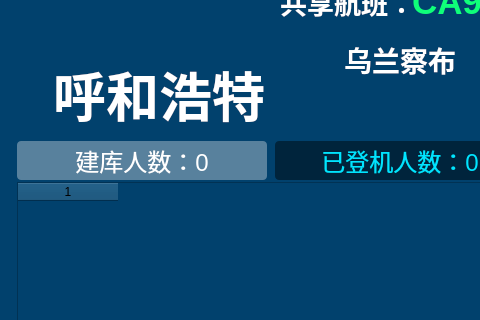
Qt form BoardingControl_Linux/UI_Classes/flightenquires.ui (17719543022/Review) before a commit; both pictures show x 0 to 480 and y 220 to 540 of the 800 by 1280 pixel window.
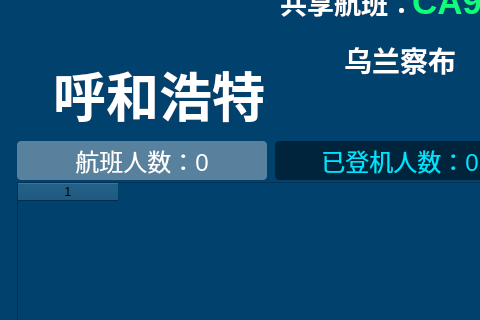
The same form after that commit. Icons and pictures are not drawn.

Commit message: 李自演新增需求，修改建库人数为航班人数，航班人数界面排序规则，有特征才有删除按钮

What changed in the file:
```diff
--- a/BoardingControl_Linux/UI_Classes/flightenquires.ui
+++ b/BoardingControl_Linux/UI_Classes/flightenquires.ui
@@ -398,7 +398,7 @@
 background-color: rgb(88, 129, 157);</string>
      </property>
      <property name="text">
-      <string>建库人数：0</string>
+      <string>航班人数：0</string>
      </property>
     </widget>
     <widget class="QPushButton" name="boardingPushButton">
```
The commit also changes 4 other files.
